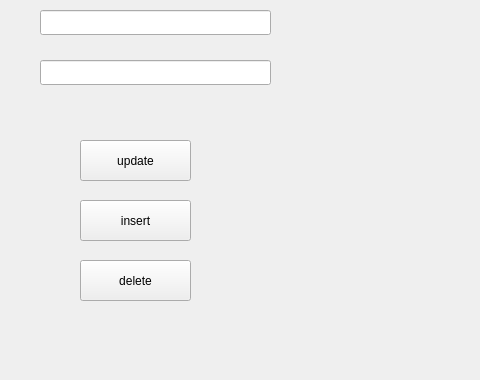
First picture: the form in mainwindow.ui, repository ShameBidar/MMcDatabase, before the edit; both pictures show x 160 to 640 and y 100 to 480 of the 640 by 480 pixel window.
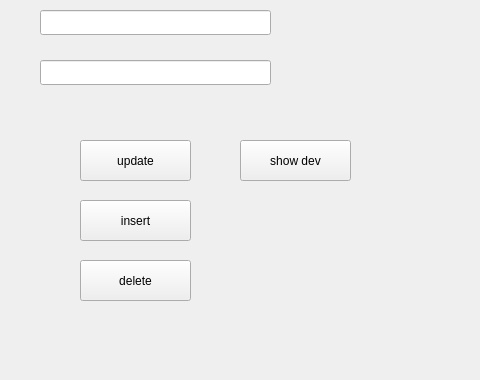
Second picture: the form after the edit.

```diff
--- a/mainwindow.ui
+++ b/mainwindow.ui
@@ -99,6 +99,19 @@
      <string>update</string>
     </property>
    </widget>
+   <widget class="QPushButton" name="btn_showdev">
+    <property name="geometry">
+     <rect>
+      <x>400</x>
+      <y>240</y>
+      <width>111</width>
+      <height>41</height>
+     </rect>
+    </property>
+    <property name="text">
+     <string>show dev</string>
+    </property>
+   </widget>
   </widget>
  </widget>
  <resources/>
```
